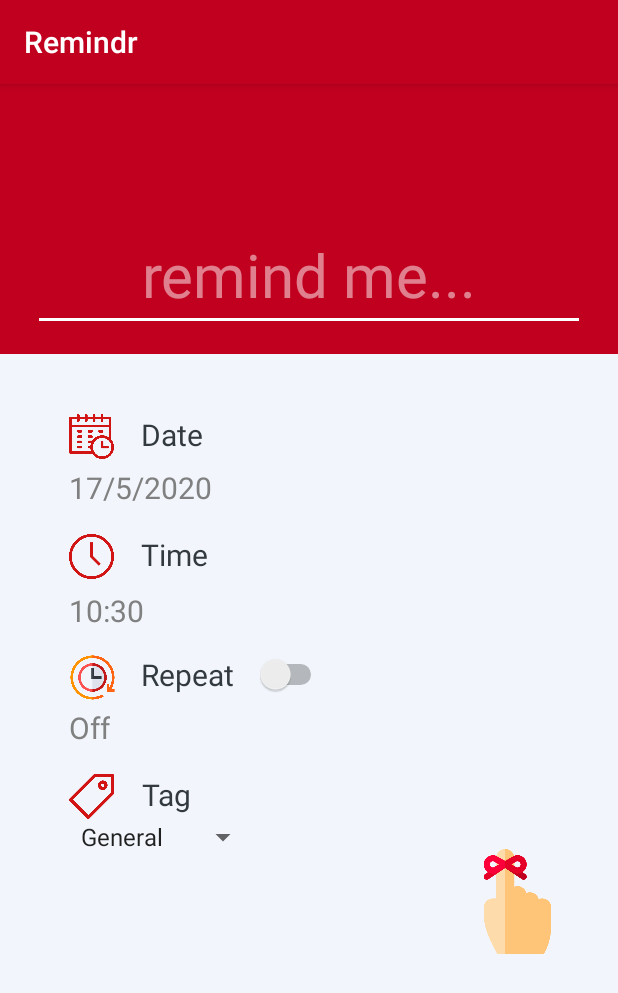
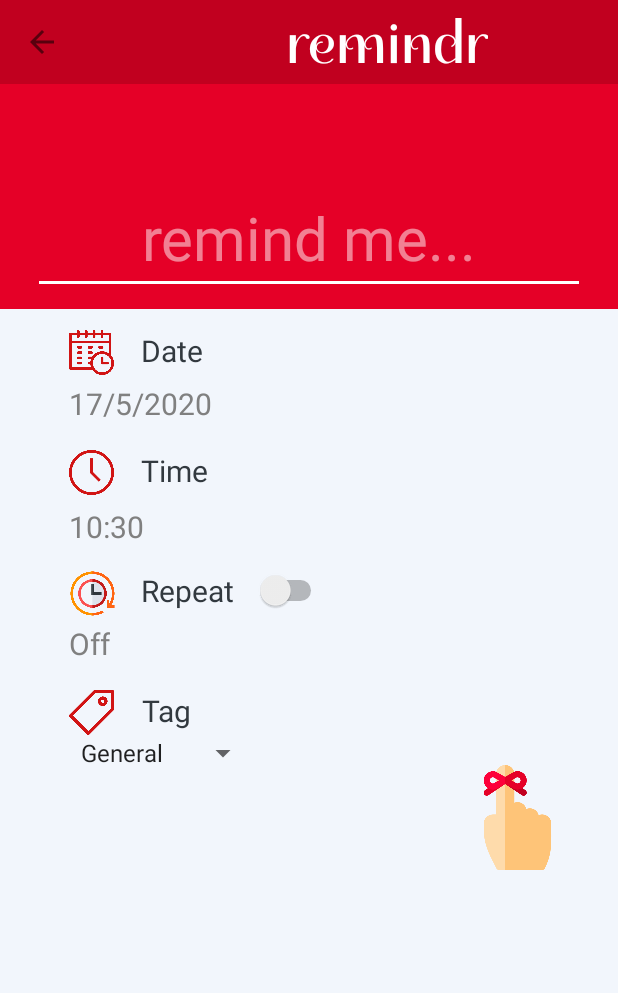
Before and after one commit to ozgeonec/Remindr-App, an Android app: the screen it shows after launch (AddReminderActivity), on a phone screen of 412 x 824 dp. Shown: the top 993 px of the screen. Run offline under Robolectric (Android 15) with nearby library versions, the phone set to English and light mode, and no system bars.

Commit message:
changed title font, improved adapter class

```diff
--- a/app/build.gradle
+++ b/app/build.gradle
@@ -31,6 +31,9 @@
     implementation 'androidx.constraintlayout:constraintlayout:1.1.3'
     implementation 'com.google.android.material:material:1.2.0-alpha06'
     implementation 'com.google.firebase:firebase-analytics:17.4.1'
+    implementation "androidx.recyclerview:recyclerview:1.1.0"
+
+    implementation 'com.google.android.material:material:1.2.0-alpha06'
 
     testImplementation 'junit:junit:4.12'
     androidTestImplementation 'androidx.test.ext:junit:1.1.1'
--- a/app/src/main/AndroidManifest.xml
+++ b/app/src/main/AndroidManifest.xml
@@ -5,7 +5,7 @@
     <uses-permission android:name="android.permission.VIBRATE"/>
     <application
             android:allowBackup="true"
-            android:icon="@mipmap/ic_launcher"
+            android:icon="@drawable/logo"
             android:label="@string/app_name"
             android:roundIcon="@mipmap/ic_launcher_round"
             android:supportsRtl="true"
--- a/app/src/main/java/com/hfad/reminderapp/AddReminderActivity.java
+++ b/app/src/main/java/com/hfad/reminderapp/AddReminderActivity.java
@@ -17,6 +17,7 @@
 import android.widget.*;
 import androidx.appcompat.app.AppCompatActivity;
 import android.os.Bundle;
+import androidx.appcompat.widget.Toolbar;
 
 import java.util.Calendar;
 import java.util.Objects;
@@ -25,6 +26,7 @@
 
 public class AddReminderActivity extends AppCompatActivity {
 
+    private Toolbar toolbar;
     private EditText remindMe;
     private TextView clockDisplay;
     private TextView dateDisplay;
@@ -82,6 +84,12 @@
         mRepeatNoText = (TextView)findViewById(R.id.repeatNoText);
         mRepeatText = (TextView) findViewById(R.id.repeatText);
         everyText = (TextView)findViewById(R.id.everyText);
+        toolbar = (Toolbar)findViewById(R.id.toolbar);
+
+        setSupportActionBar(toolbar);
+        getSupportActionBar().setTitle(R.string.app_name);
+        getSupportActionBar().setDisplayHomeAsUpEnabled(true);
+        getSupportActionBar().setHomeButtonEnabled(true);
 
 
 
--- /dev/null
+++ b/app/src/main/res/font/spirax_font.xml
@@ -0,0 +1,13 @@
+<?xml version="1.0" encoding="utf-8"?>
+<font-family
+        xmlns:android="http://schemas.android.com/apk/res/android"
+        xmlns:app="http://schemas.android.com/apk/res-auto">
+    <font
+            android:fontStyle="normal"
+            android:fontWeight="400"
+            android:font="@font/spiraxregular"
+            app:fontStyle="normal"
+            app:fontWeight="400"
+            app:font="@font/spiraxregular"/>
+
+</font-family>
--- a/app/src/main/res/layout/activity_addreminder.xml
+++ b/app/src/main/res/layout/activity_addreminder.xml
@@ -7,21 +7,32 @@
         xmlns:app="http://schemas.android.com/apk/res-auto"
         android:background="#F2F6FC"
         tools:context=".AddReminderActivity">
+    <androidx.appcompat.widget.Toolbar
+            android:id="@+id/toolbar"
+            android:layout_width="match_parent"
+            android:layout_height="?attr/actionBarSize"
+            android:background="@color/colorPrimaryDark"
+            app:titleTextColor="@color/colorAccent"
+            app:titleTextAppearance="@style/MyTextTitle"
+            app:title="@string/app_name"
+            app:titleMarginStart="135dp"
+            android:theme="@style/ToolbarTheme"/>
 
     <LinearLayout
             android:layout_width="match_parent"
+            android:layout_below="@+id/toolbar"
             android:theme="@style/ThemeOverlay.AppCompat.Dark.ActionBar"
             android:id="@+id/layout_top"
             android:background="@color/colorPrimary"
             android:orientation="vertical"
-            android:layout_height="180dp">
+            android:layout_height="150dp">
         <EditText
                 android:id="@+id/remind_me"
                 android:layout_width="match_parent"
                 android:layout_height="wrap_content"
                 android:layout_marginLeft="22dp"
                 android:layout_marginRight="22dp"
-                android:layout_marginTop="90dp"
+                android:layout_marginTop="65dp"
                 android:gravity="center_horizontal|top"
                 android:inputType="textAutoCorrect"
                 android:hint="@string/hint"
--- a/app/src/main/res/values/colors.xml
+++ b/app/src/main/res/values/colors.xml
@@ -1,6 +1,6 @@
 <?xml version="1.0" encoding="utf-8"?>
 <resources>
-    <color name="colorPrimary">#C1001F</color>
+    <color name="colorPrimary">#E50027</color>
     <color name="colorPrimaryDark">#C1001F</color>
     <color name="colorAccent">#FFFFFF</color>
 </resources>
--- a/app/src/main/res/values/strings.xml
+++ b/app/src/main/res/values/strings.xml
@@ -1,5 +1,5 @@
 <resources>
-    <string name="app_name">Remindr</string>
+    <string name="app_name">remindr</string>
     <string name="title_activity_add_reminder">Add Reminder</string>
     <string name="title_activity_edit_reminder">Edit Reminder</string>
     <string name="remind_me_">remind me..</string>
--- a/app/src/main/res/values/styles.xml
+++ b/app/src/main/res/values/styles.xml
@@ -6,9 +6,20 @@
         <item name="colorPrimary">@color/colorPrimary</item>
         <item name="colorPrimaryDark">@color/colorPrimaryDark</item>
         <item name="colorAccent">@color/colorAccent</item>
+        <item name="windowActionBar">false</item>
+        <item name="windowNoTitle">true</item>
+    </style>
+    <style name="ToolbarTheme" parent="ThemeOverlay.AppCompat.Light">
+        <item name="android:fontFamily">@font/spirax_font</item>
+        <item name="android:titleTextStyle">@style/MyTextTitle</item>
+
     </style>
 
-
+    <style name="MyTextTitle" parent="@android:style/TextAppearance.Holo.Widget.ActionBar.Title">
+        <item name="android:textColor">@color/colorAccent</item>
+        <item name="android:textSize">40sp</item>
+        <item name="android:fontFamily">@font/spirax_font</item>
+    </style>
     <style name="remind_me">
         <item name="android:textSize">40sp</item>
         <item name="android:textColor">#FFFFFF</item>
```
Also changed, not shown: app/src/main/java/com/hfad/reminderapp/ListReminderActivity.java (+15 -2 lines), app/src/main/java/com/hfad/reminderapp/MyAdapter.java (added, +88 -0 lines), app/src/main/java/com/hfad/reminderapp/ReminderItem.java (added, +22 -0 lines), app/src/main/res/layout/activity_listpage.xml (+18 -5 lines), app/src/main/res/layout/recycler_items.xml (added, +31 -0 lines), app/src/main/res/font/spiraxregular.ttf (added).
